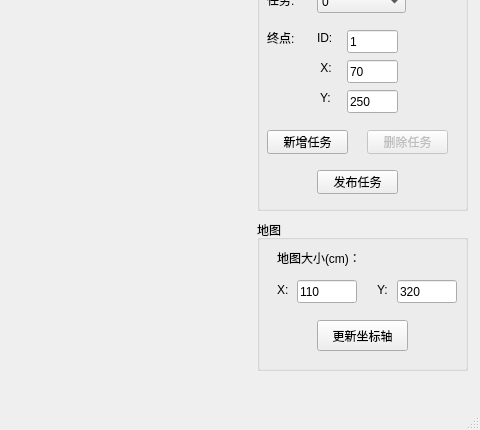
0x5E0C/logistics, file mainwindow.ui: the form before one commit; both pictures show x 553 to 1033 and y 220 to 650 of the 1033 by 650 pixel window.
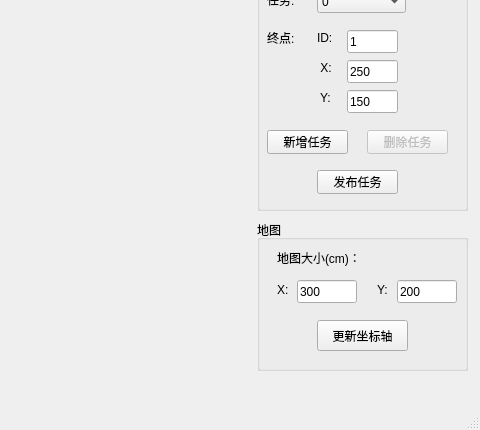
The form after the commit. Custom widgets are drawn as their Qt base class.

```diff
--- a/mainwindow.ui
+++ b/mainwindow.ui
@@ -315,7 +315,7 @@
       </rect>
      </property>
      <property name="text">
-      <string>70</string>
+      <string>250</string>
      </property>
     </widget>
     <widget class="QLineEdit" name="editEndY">
@@ -331,7 +331,7 @@
       </rect>
      </property>
      <property name="text">
-      <string>250</string>
+      <string>150</string>
      </property>
     </widget>
     <widget class="QPushButton" name="deleteTaskButton">
@@ -473,7 +473,7 @@
       </rect>
      </property>
      <property name="text">
-      <string>110</string>
+      <string>300</string>
      </property>
     </widget>
     <widget class="QLineEdit" name="editMapY">
@@ -486,7 +486,7 @@
       </rect>
      </property>
      <property name="text">
-      <string>320</string>
+      <string>200</string>
      </property>
     </widget>
    </widget>
```
